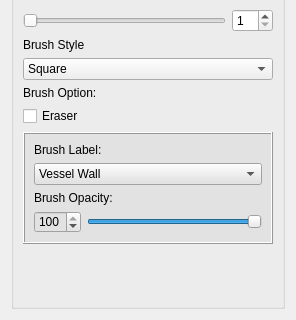
First picture: the form in codes/Controller/InteractorStyles/QInteractorStylePaintBrush.ui, repository wuzhuobin/Vessel_Project, before the edit; both pictures show x 0 to 296 and y 149 to 469 of the 296 by 469 pixel window.
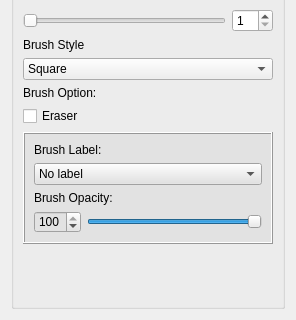
Second picture: the form after the edit. Icons and pictures are not drawn.

```diff
--- a/codes/Controller/InteractorStyles/QInteractorStylePaintBrush.ui
+++ b/codes/Controller/InteractorStyles/QInteractorStylePaintBrush.ui
@@ -219,6 +219,15 @@
              <height>13</height>
             </size>
            </property>
+           <item>
+            <property name="text">
+             <string>No label</string>
+            </property>
+            <property name="icon">
+             <iconset resource="../../Main/resources/IADE_Analyzer.qrc">
+              <normaloff>:/icons/transparentbox.png</normaloff>:/icons/transparentbox.png</iconset>
+            </property>
+           </item>
            <item>
             <property name="text">
              <string>Vessel Wall</string>
```
